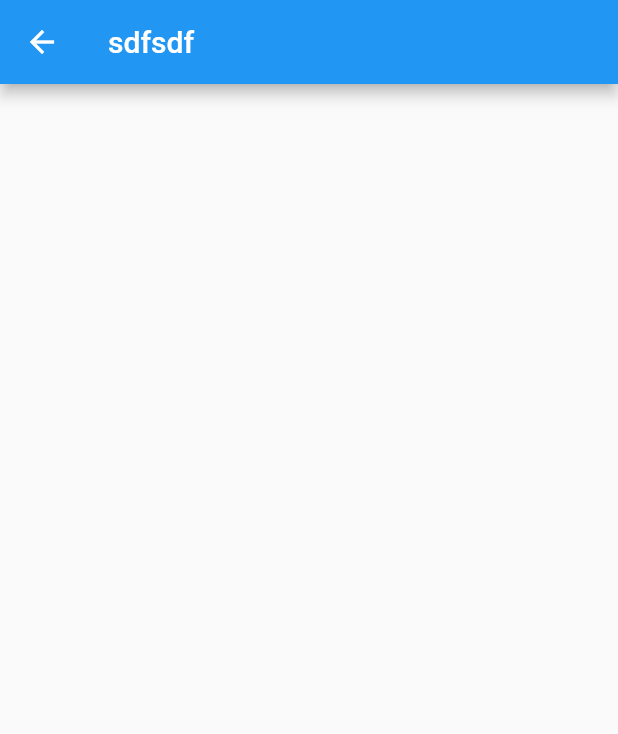
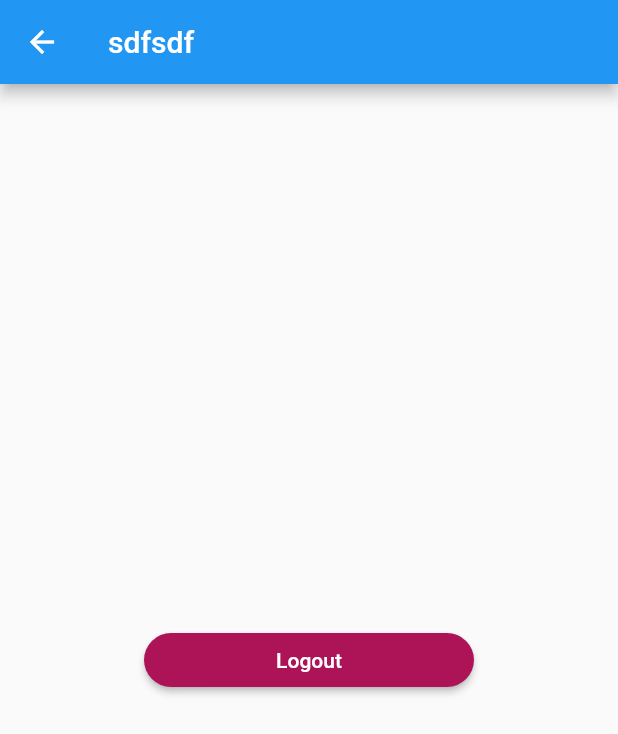
Before and after one commit to BaPablo/Flutter, a Flutter app: the HomeScreen screen opened directly, on a phone screen of 412 x 824 dp. Shown: the top 734 px of the screen. Run offline on Flutter 3.47's test engine with Material 2 defaults, Android fonts, the phone set to English and light mode, and no system bars; our stand-ins replace shared_preferences; accounts and stored records are empty.

```diff
--- a/tarea_ttm/lib/screens/home.dart
+++ b/tarea_ttm/lib/screens/home.dart
@@ -7,6 +7,22 @@ class HomeScreen extends StatelessWidget {
       appBar: AppBar(
         title: Text('sdfsdf'),
       ),
+      body: Center(
+        child: _logOutBtn(),
+      ),
     );
   }
 }
+
+Widget _logOutBtn() {
+  return SizedBox(
+    width: 220,
+    child: RaisedButton(
+      shape: RoundedRectangleBorder(borderRadius: BorderRadius.circular(20)),
+      child: Text('Logout'),
+      color: Colors.pink[800],
+      onPressed: () => {},
+      textColor: Colors.white,
+    ),
+  );
+}
--- a/tarea_ttm/pubspec.yaml
+++ b/tarea_ttm/pubspec.yaml
@@ -23,6 +23,9 @@ environment:
 dependencies:
   flutter:
     sdk: flutter
+  provider: ^4.3.2+1
+  shared_preferences: ^0.5.8
+
 
 
   # The following adds the Cupertino Icons font to your application.
```
Also changed, not shown: tarea_ttm/lib/main.dart (+11 -3 lines), tarea_ttm/lib/screens/login.dart (+11 -6 lines), tarea_ttm/lib/usuarios.json (+7 -2 lines), tarea_ttm/lib/utils/data.dart (added, +40 -0 lines), tarea_ttm/pubspec.lock.
